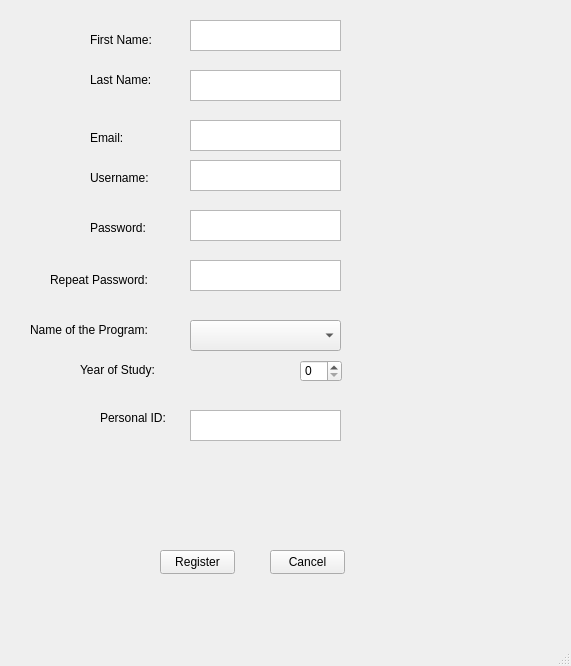
zgjimzhubajj/Student-Assistant, file gui_register.ui: the form before one commit.
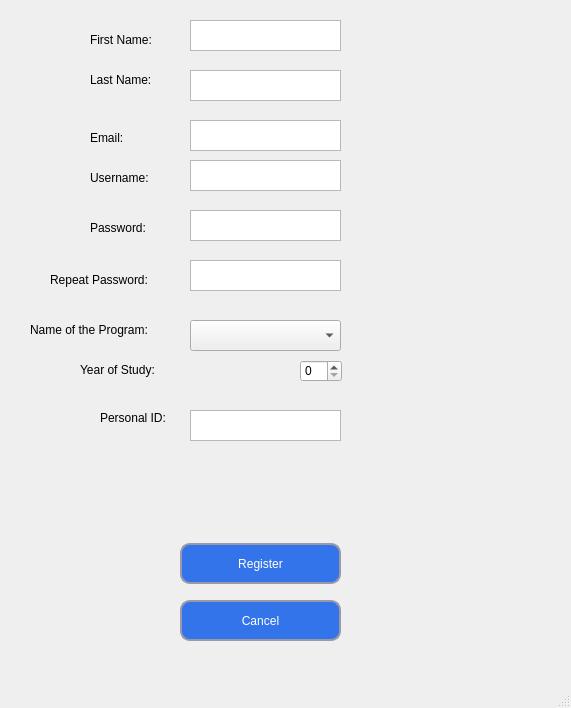
The form after the commit.

```diff
--- a/gui_register.ui
+++ b/gui_register.ui
@@ -7,7 +7,7 @@
     <x>0</x>
     <y>0</y>
     <width>571</width>
-    <height>666</height>
+    <height>708</height>
    </rect>
   </property>
   <property name="windowTitle">
@@ -148,12 +148,42 @@
    <widget class="QPushButton" name="btn_register">
     <property name="geometry">
      <rect>
-      <x>160</x>
-      <y>550</y>
-      <width>75</width>
-      <height>24</height>
+      <x>180</x>
+      <y>543</y>
+      <width>161</width>
+      <height>41</height>
      </rect>
     </property>
+    <property name="styleSheet">
+     <string notr="true">QPushButton {
+	border-style: solid;
+	border-width: 2px;
+	border-color: #9999aa;
+	border-radius: 10px;
+	color: white;
+	background-color: #3474eb
+}
+
+QPushButton:enabled {
+	background-color: #3474eb
+	color: white;
+}
+
+QPushButton:pressed {
+	background-color: #0d2f72;
+	color: #fffffe;
+}
+
+QPushButton:hover:!pressed {
+	background-color: E1F4FF;
+	color: 0c2f70;
+}
+
+QPushButton:disabled {
+	background-color: #aaaaaa;
+	color: #ffffff;
+}</string>
+    </property>
     <property name="text">
      <string>Register</string>
     </property>
@@ -161,12 +191,42 @@
    <widget class="QPushButton" name="btn_cancel">
     <property name="geometry">
      <rect>
-      <x>270</x>
-      <y>550</y>
-      <width>75</width>
-      <height>24</height>
+      <x>180</x>
+      <y>600</y>
+      <width>161</width>
+      <height>41</height>
      </rect>
     </property>
+    <property name="styleSheet">
+     <string notr="true">QPushButton {
+	border-style: solid;
+	border-width: 2px;
+	border-color: #9999aa;
+	border-radius: 10px;
+	color: white;
+	background-color: #3474eb
+}
+
+QPushButton:enabled {
+	background-color: #3474eb
+	color: white;
+}
+
+QPushButton:pressed {
+	background-color: #0d2f72;
+	color: #fffffe;
+}
+
+QPushButton:hover:!pressed {
+	background-color: E1F4FF;
+	color: 0c2f70;
+}
+
+QPushButton:disabled {
+	background-color: #aaaaaa;
+	color: #ffffff;
+}</string>
+    </property>
     <property name="text">
      <string>Cancel</string>
     </property>
```
